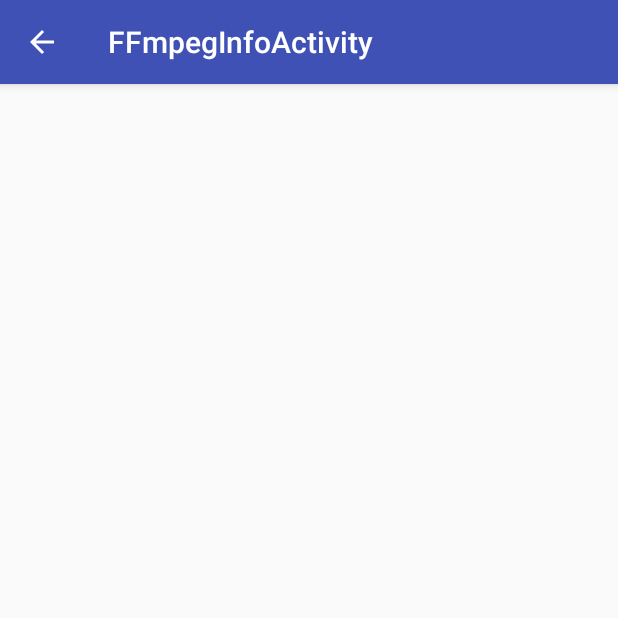
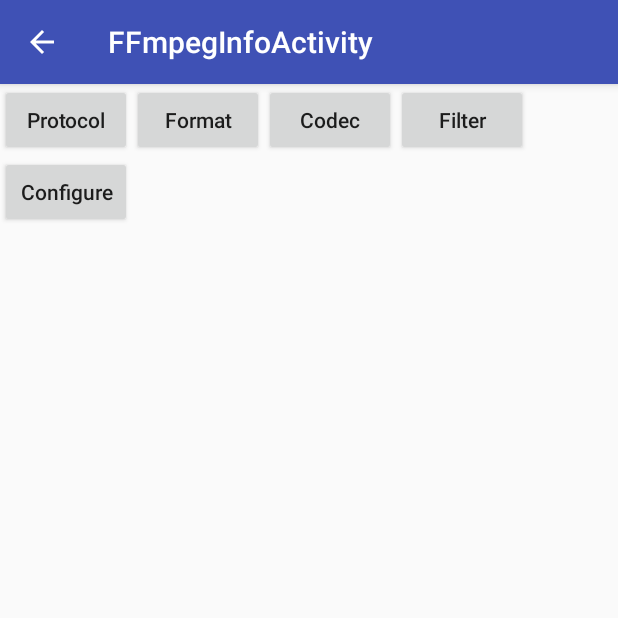
Before and after one commit to mylhyz/ffmpeg-android, an Android app: the FFmpegInfoActivity screen opened directly, with no data from a screen before it, on a phone screen of 412 x 824 dp, the top half of it. Run offline under Robolectric (Android 15) with nearby library versions, the phone set to English and light mode, and no system bars; our stand-ins replace FlexboxLayout.

Commit message:
[FFMPEG] 打印支持的一些ffmpeg相关信息以检查程序第三方库使用是否正常

```diff
--- a/android/app/build.gradle
+++ b/android/app/build.gradle
@@ -38,6 +38,8 @@ android {
 dependencies {
     implementation fileTree(include: ['*.jar'], dir: 'libs')
     implementation 'com.android.support:appcompat-v7:26.1.0'
+    implementation 'com.android.support:recyclerview-v7:26.1.0'
+    implementation 'com.google.android:flexbox:0.3.1'
     testImplementation 'junit:junit:4.12'
     androidTestImplementation 'com.android.support.test:runner:1.0.1'
     androidTestImplementation 'com.android.support.test.espresso:espresso-core:3.0.1'
--- a/android/app/src/main/java/com/viper/android/ffmpeg/FFmpegInfoActivity.java
+++ b/android/app/src/main/java/com/viper/android/ffmpeg/FFmpegInfoActivity.java
@@ -2,6 +2,7 @@ package com.viper.android.ffmpeg;
 
 import android.os.Bundle;
 import android.support.annotation.Nullable;
+import android.view.View;
 import android.widget.TextView;
 
 /**
@@ -11,25 +12,68 @@ import android.widget.TextView;
  */
 
 public class FFmpegInfoActivity extends BaseActivity {
+    private TextView tvShomInfo;
 
     @Override
     protected void onCreate(@Nullable Bundle savedInstanceState) {
         super.onCreate(savedInstanceState);
         setContentView(R.layout.activity_show_ffmpeg_info);
 
-        TextView tv = findViewById(R.id.tv_show_ffmpeg_info);
-        String info = getConfigureInfo();
-        if (info != null) {
-            String[] items = info.split(" ");
-            StringBuilder builder = new StringBuilder();
-            for (String item : items) {
-                builder.append(item).append("\n\n");
+        tvShomInfo = findViewById(R.id.tv_show_info);
+
+        findViewById(R.id.supported_protocol).setOnClickListener(new View.OnClickListener() {
+            @Override
+            public void onClick(View view) {
+                showInfo(getSupportedProtocol());
             }
-            tv.setText(builder.toString());
-        }
+        });
+
+        findViewById(R.id.supported_format).setOnClickListener(new View.OnClickListener() {
+            @Override
+            public void onClick(View view) {
+                showInfo(getSupportedFormat());
+            }
+        });
+
+        findViewById(R.id.supported_codec).setOnClickListener(new View.OnClickListener() {
+            @Override
+            public void onClick(View view) {
+                showInfo(getSupportedCodec());
+            }
+        });
+
+        findViewById(R.id.supported_filter).setOnClickListener(new View.OnClickListener() {
+            @Override
+            public void onClick(View view) {
+                showInfo(getSupportedFilter());
+            }
+        });
+
+        findViewById(R.id.show_configure).setOnClickListener(new View.OnClickListener() {
+            @Override
+            public void onClick(View view) {
+                StringBuilder builder = new StringBuilder();
+                for (String item : getConfigureInfo().split(" ")) {
+                    builder.append(item).append('\n');
+                }
+                showInfo(builder.toString());
+            }
+        });
     }
 
     public static native String getConfigureInfo();
+
+    public static native String getSupportedProtocol();
+
+    public static native String getSupportedFormat();
+
+    public static native String getSupportedCodec();
+
+    public static native String getSupportedFilter();
+
+    private void showInfo(String info) {
+        tvShomInfo.setText(info);
+    }
 
     @Override
     protected boolean isShowBackHome() {
--- /dev/null
+++ b/android/app/src/main/java/com/viper/android/widget/ViperButton.java
@@ -0,0 +1,32 @@
+package com.viper.android.widget;
+
+import android.content.Context;
+import android.support.v7.widget.AppCompatButton;
+import android.util.AttributeSet;
+
+/**
+ * Created by mylhyz on 2017/11/5.
+ * custom button
+ */
+
+public class ViperButton extends AppCompatButton {
+
+    public ViperButton(Context context) {
+        super(context);
+        disableAllCaps();
+    }
+
+    public ViperButton(Context context, AttributeSet attrs) {
+        super(context, attrs);
+        disableAllCaps();
+    }
+
+    public ViperButton(Context context, AttributeSet attrs, int defStyleAttr) {
+        super(context, attrs, defStyleAttr);
+        disableAllCaps();
+    }
+
+    private void disableAllCaps() {
+        setAllCaps(false);
+    }
+}
--- a/android/app/src/main/res/layout/activity_main.xml
+++ b/android/app/src/main/res/layout/activity_main.xml
@@ -7,7 +7,7 @@
     android:padding="8dp"
     tools:context="com.viper.android.ffmpeg.MainActivity">
 
-    <Button
+    <com.viper.android.widget.ViperButton
         android:id="@+id/btn_show_ffmpeg_info"
         android:layout_width="match_parent"
         android:layout_height="wrap_content"
--- a/android/app/src/main/res/layout/activity_show_ffmpeg_info.xml
+++ b/android/app/src/main/res/layout/activity_show_ffmpeg_info.xml
@@ -1,11 +1,67 @@
 <?xml version="1.0" encoding="utf-8"?>
-<ScrollView xmlns:android="http://schemas.android.com/apk/res/android"
+
+<LinearLayout xmlns:android="http://schemas.android.com/apk/res/android"
+    xmlns:app="http://schemas.android.com/apk/res-auto"
+    xmlns:tools="http://schemas.android.com/tools"
     android:layout_width="match_parent"
-    android:layout_height="match_parent">
+    android:layout_height="match_parent"
+    android:orientation="vertical">
 
-    <TextView
-        android:id="@+id/tv_show_ffmpeg_info"
+    <com.google.android.flexbox.FlexboxLayout
         android:layout_width="match_parent"
-        android:layout_height="wrap_content" />
+        android:layout_height="wrap_content"
+        app:alignContent="stretch"
+        app:alignItems="stretch"
+        app:flexWrap="wrap">
 
-</ScrollView>
+        <com.viper.android.widget.ViperButton
+            android:id="@+id/supported_protocol"
+            android:layout_width="wrap_content"
+            android:layout_height="wrap_content"
+            android:text="Protocol"
+            tools:ignore="HardcodedText" />
+
+        <com.viper.android.widget.ViperButton
+            android:id="@+id/supported_format"
+            android:layout_width="wrap_content"
+            android:layout_height="wrap_content"
+            android:text="Format"
+            tools:ignore="HardcodedText" />
+
+        <com.viper.android.widget.ViperButton
+            android:id="@+id/supported_codec"
+            android:layout_width="wrap_content"
+            android:layout_height="wrap_content"
+            android:text="Codec"
+            tools:ignore="HardcodedText" />
+
+        <com.viper.android.widget.ViperButton
+            android:id="@+id/supported_filter"
+            android:layout_width="wrap_content"
+            android:layout_height="wrap_content"
+            android:text="Filter"
+            tools:ignore="HardcodedText" />
+
+        <com.viper.android.widget.ViperButton
+            android:id="@+id/show_configure"
+            android:layout_width="wrap_content"
+            android:layout_height="wrap_content"
+            android:text="Configure"
+            tools:ignore="HardcodedText" />
+    </com.google.android.flexbox.FlexboxLayout>
+
+    <ScrollView xmlns:android="http://schemas.android.com/apk/res/android"
+        android:layout_width="match_parent"
+        android:layout_height="match_parent">
+
+        <TextView
+            android:padding="8dp"
+            android:id="@+id/tv_show_info"
+            android:layout_width="match_parent"
+            android:layout_height="wrap_content"
+            android:textSize="14sp"
+            android:textStyle="bold|italic"
+            tools:text="World"/>
+
+    </ScrollView>
+</LinearLayout>
```
Also changed, not shown: 1 other file.
